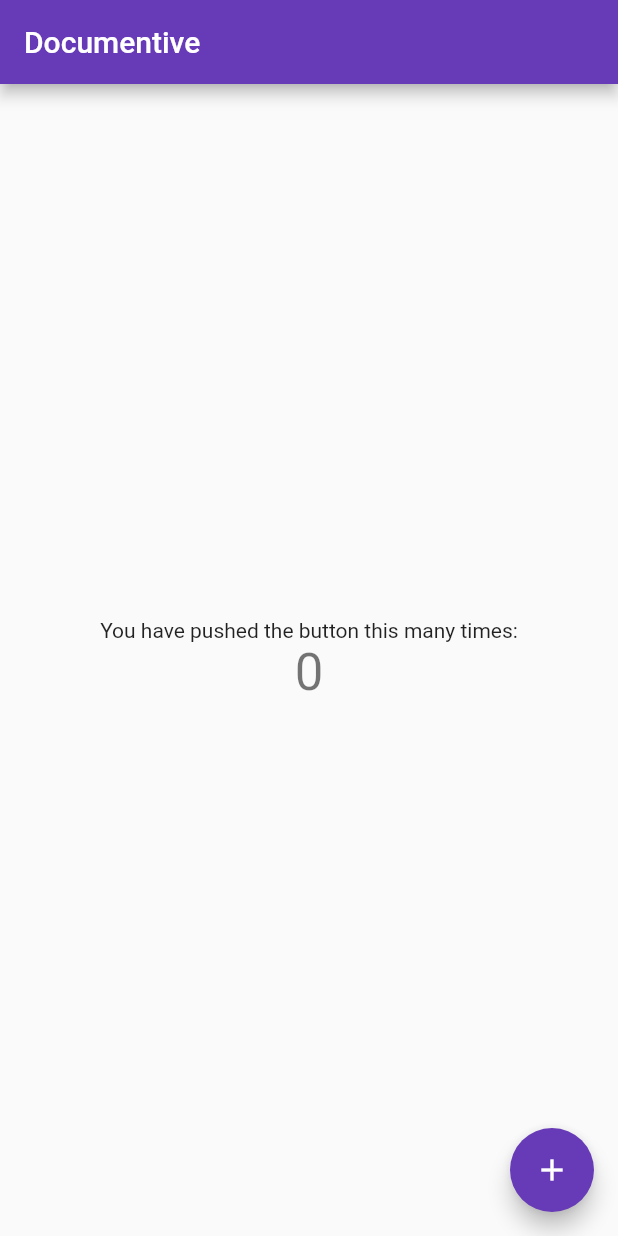
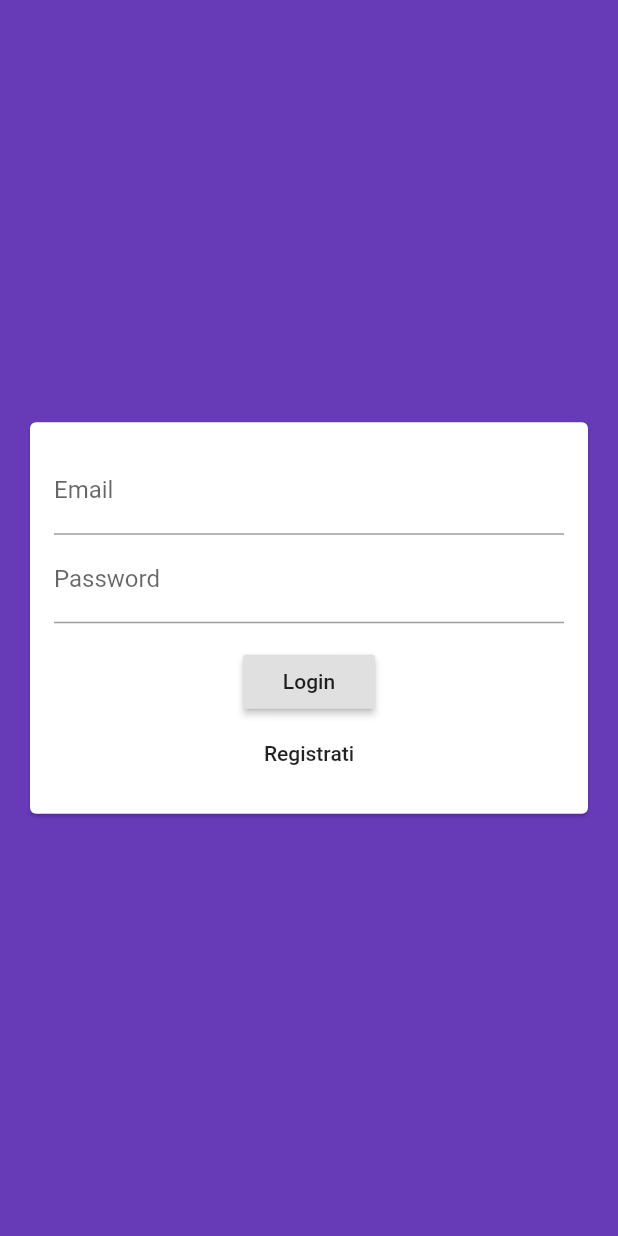
Before and after one commit to ologumarian/tecnologie, a Flutter app: the screen it shows after launch, on a phone screen of 412 x 824 dp. Run offline on Flutter 3.47's test engine with Material 2 defaults, Android fonts, the phone set to English and light mode, and no system bars.

Commit message:
Auth screen

```diff
--- a/lib/main.dart
+++ b/lib/main.dart
@@ -1,4 +1,6 @@
 import 'package:flutter/material.dart';
+
+import './screens/auth_screen.dart';
 
 void main() {
   runApp(MyApp());
@@ -13,7 +15,8 @@
       theme: ThemeData(
         primarySwatch: Colors.deepPurple,
       ),
-      home: MyHomePage(title: 'Documentive'),
+      home: AuthScreen(),
+      // home: MyHomePage(title: 'Documentive'),
     );
   }
 }
--- /dev/null
+++ b/lib/screens/auth_screen.dart
@@ -0,0 +1,18 @@
+import 'package:flutter/material.dart';
+
+import '../widgets/auth/auth_form.dart';
+
+class AuthScreen extends StatefulWidget {
+  @override
+  _AuthScreenState createState() => _AuthScreenState();
+}
+
+class _AuthScreenState extends State<AuthScreen> {
+  @override
+  Widget build(BuildContext context) {
+    return Scaffold(
+      backgroundColor: Theme.of(context).primaryColor,
+      body: AuthForm(),
+    );
+  }
+}
--- /dev/null
+++ b/lib/widgets/auth/auth_form.dart
@@ -0,0 +1,45 @@
+import 'package:flutter/material.dart';
+
+class AuthForm extends StatefulWidget {
+  @override
+  _AuthFormState createState() => _AuthFormState();
+}
+
+class _AuthFormState extends State<AuthForm> {
+  @override
+  Widget build(BuildContext context) {
+    return Center(
+      child: Card(
+        color: Colors.white,
+        margin: EdgeInsets.all(20),
+        child: SingleChildScrollView(
+          padding: EdgeInsets.all(16),
+          child: Form(
+              child: Column(
+            children: [
+              TextFormField(
+                keyboardType: TextInputType.emailAddress,
+                decoration: InputDecoration(
+                  labelText: 'Email',
+                ),
+              ),
+              TextFormField(
+                decoration: InputDecoration(labelText: "Password"),
+                obscureText: true,
+              ),
+              SizedBox(height: 15),
+              RaisedButton(
+                child: Text('Login'),
+                onPressed: () {},
+              ),
+              FlatButton(
+                child: Text('Registrati'),
+                onPressed: () {},
+              )
+            ],
+          )),
+        ),
+      ),
+    );
+  }
+}
```
